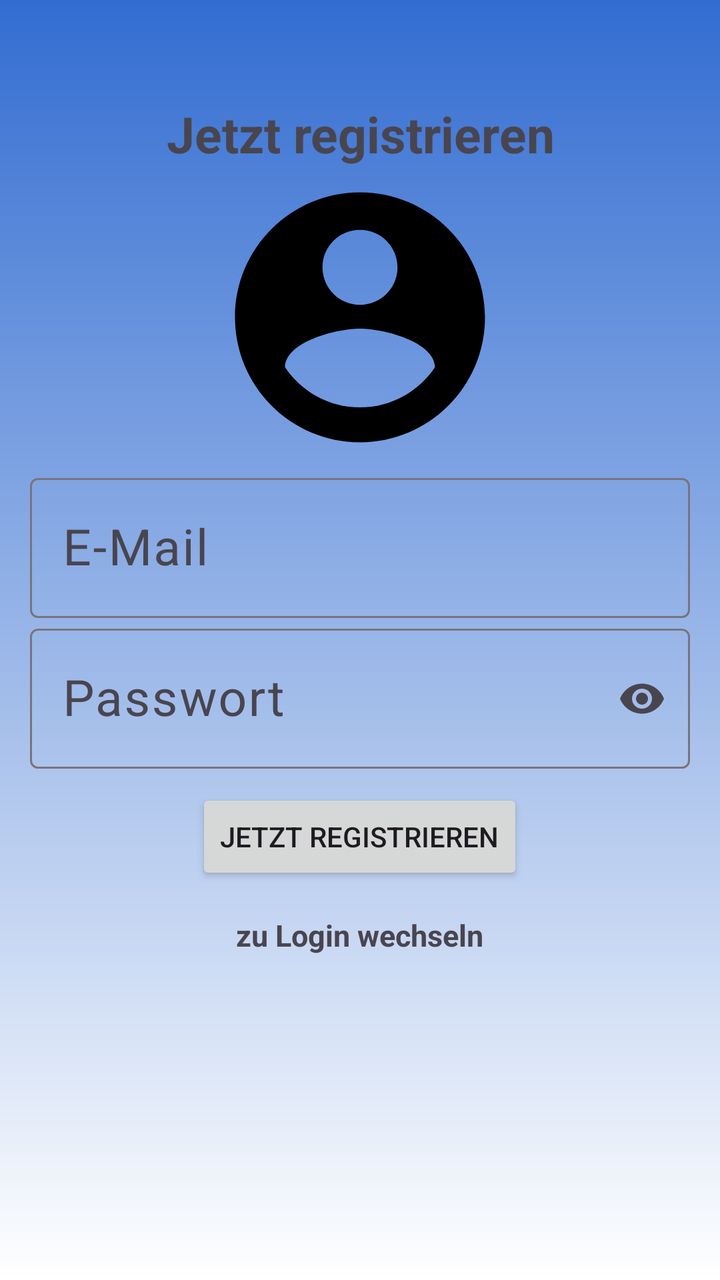
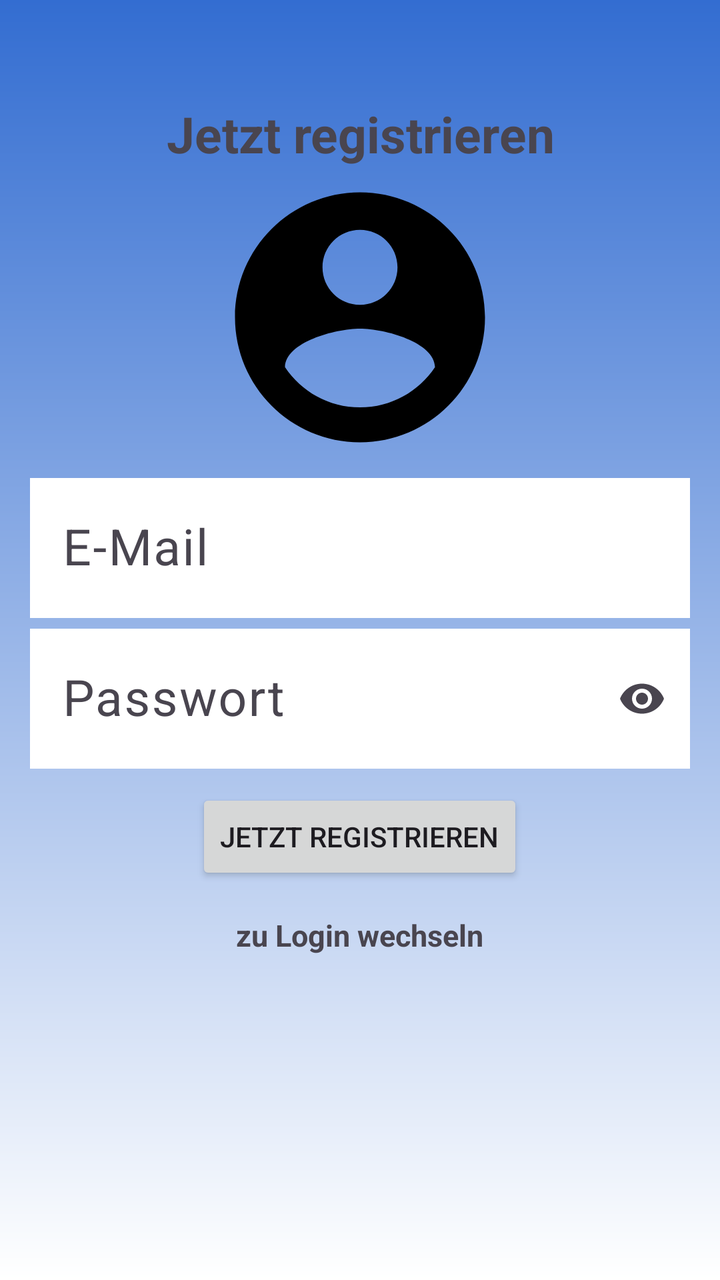

Compare the two renders of this Android layout. The source of the first and the diff that turns it into the second are given below.
<!-- AndroidManifest.xml: application theme Theme.EinkaufslisteAndroid -->
<!-- res/layout/activity_register.xml -->
<?xml version="1.0" encoding="utf-8"?>
<LinearLayout xmlns:android="http://schemas.android.com/apk/res/android"
    android:layout_width="match_parent"
    android:layout_height="match_parent"
    android:orientation="vertical"
    android:background="@drawable/login_background"
    xmlns:app="http://schemas.android.com/apk/res-auto">

    <TextView
        android:layout_width="match_parent"
        android:textStyle="bold"
        android:textSize="25sp"
        android:layout_marginTop="50dp"
        android:layout_height="wrap_content"
        android:gravity="center"
        android:text="@string/register"
        />

    <ImageView
        android:layout_width="150dp"
        android:layout_height="150dp"
        android:layout_gravity="center"
        android:src="@drawable/account_icon" />

    <com.google.android.material.textfield.TextInputLayout
        android:layout_width="match_parent"
        android:layout_height="wrap_content">

        <com.google.android.material.textfield.TextInputEditText
            android:id="@+id/emailText"
            android:layout_width="match_parent"
            android:layout_marginHorizontal="15dp"
            android:layout_height="70dp"
            android:hint="@string/e_mail"
            android:textColor="@color/black"
            android:textColorHint="@color/black"
            android:textSize="25sp"
            />
    </com.google.android.material.textfield.TextInputLayout>

    <com.google.android.material.textfield.TextInputLayout
        android:layout_width="match_parent"
        android:layout_height="wrap_content"
        app:endIconMode="password_toggle">

        <com.google.android.material.textfield.TextInputEditText
            android:id="@+id/passwordText"
            android:layout_width="match_parent"
            android:layout_height="70dp"
            android:layout_marginHorizontal="15dp"
            android:hint="@string/passwort"
            android:inputType="textPassword"
            android:textColor="@color/black"
            android:textColorHint="@color/black"
            android:textSize="25sp"
            android:layout_marginTop="5dp"
            />
    </com.google.android.material.textfield.TextInputLayout>

    <include android:id="@+id/validation_password"
        android:layout_width="match_parent"
        android:layout_height="wrap_content"
        layout="@layout/validation_password"
        android:layout_marginStart="15sp"
        android:visibility="gone">
    </include>

    <ProgressBar
        android:id="@+id/progressBar"
        android:layout_width="wrap_content"
        android:layout_height="wrap_content"
        android:layout_gravity="center"
        android:visibility="gone"/>

    <Button
        android:id="@+id/registerBtn"
        android:layout_width="wrap_content"
        android:layout_height="wrap_content"
        android:layout_gravity="center"
        android:text="@string/register"
        android:layout_marginTop="10dp"
        />

    <TextView
        android:id="@+id/loginNow"
        android:layout_marginTop="15dp"
        android:layout_width="wrap_content"
        android:layout_height="wrap_content"
        android:text="@string/klicke_hier_um_dich_zu_anmelden"
        android:layout_gravity="center"
        android:textSize="15sp"
        android:textStyle="bold"/>

</LinearLayout>
<!-- res/layout/validation_password.xml (included above) -->
<?xml version="1.0" encoding="utf-8"?>
<LinearLayout xmlns:android="http://schemas.android.com/apk/res/android"
    android:layout_width="match_parent"
    android:layout_height="match_parent"
    android:orientation="vertical"
    android:id="@+id/validation_password">

    <TextView
        android:id="@+id/checkLength"
        android:layout_width="wrap_content"
        android:layout_height="wrap_content"
        android:layout_marginBottom="8dp"
        android:text="@string/mindestens_8_zeichen"
        android:textStyle="bold"
        android:textColor="@android:color/holo_red_dark" />

    <TextView
        android:id="@+id/checkUppercase"
        android:layout_width="wrap_content"
        android:layout_height="wrap_content"
        android:layout_marginBottom="8dp"
        android:text="@string/mindestens_ein_gro_buchstabe"
        android:textStyle="bold"
        android:textColor="@android:color/holo_red_dark" />

    <TextView
        android:id="@+id/checkSpecialChar"
        android:layout_width="wrap_content"
        android:layout_height="wrap_content"
        android:layout_marginBottom="8dp"
        android:text="@string/mindestens_ein_sonderzeichen"
        android:textStyle="bold"
        android:textColor="@android:color/holo_red_dark" />

    <TextView
        android:id="@+id/checkNumber"
        android:layout_width="wrap_content"
        android:layout_height="wrap_content"
        android:text="@string/mindestens_eine_zahl"
        android:textStyle="bold"
        android:textColor="@android:color/holo_red_dark" />

</LinearLayout>
<!-- resources referenced by this layout -->
<resources>
  <color name="black">#FF000000</color>
  <!-- drawable account_icon (drawable) -->
  <vector xmlns:android="http://schemas.android.com/apk/res/android" android:height="24dp" android:tint="#000000" android:viewportHeight="24" android:viewportWidth="24" android:width="24dp">
        
      <path android:fillColor="@android:color/white" android:pathData="M12,2C6.48,2 2,6.48 2,12s4.48,10 10,10 10,-4.48 10,-10S17.52,2 12,2zM12,5c1.66,0 3,1.34 3,3s-1.34,3 -3,3 -3,-1.34 -3,-3 1.34,-3 3,-3zM12,19.2c-2.5,0 -4.71,-1.28 -6,-3.22 0.03,-1.99 4,-3.08 6,-3.08 1.99,0 5.97,1.09 6,3.08 -1.29,1.94 -3.5,3.22 -6,3.22z"/>
      
  </vector>
  <!-- drawable login_background (drawable) -->
  <?xml version="1.0" encoding="utf-8"?>
  <shape xmlns:android="http://schemas.android.com/apk/res/android">
  
      <gradient android:type="linear" android:angle="200"
          android:startColor="#336DD1" android:endColor="#FFFFFF"/>
  
  </shape>
  <string name="e_mail">E-Mail</string>
  <string name="klicke_hier_um_dich_zu_anmelden">zu Login wechseln</string>
  <string name="mindestens_8_zeichen">Mindestens 8 Zeichen</string>
  <string name="mindestens_ein_gro_buchstabe">Mindestens ein Großbuchstabe</string>
  <string name="mindestens_ein_sonderzeichen">Mindestens ein Sonderzeichen</string>
  <string name="mindestens_eine_zahl">Mindestens eine Zahl</string>
  <string name="passwort">Passwort</string>
  <string name="register">Jetzt registrieren</string>
  <style name="Theme.EinkaufslisteAndroid" parent="Base.Theme.EinkaufslisteAndroid" />
  <style name="Base.Theme.EinkaufslisteAndroid" parent="Theme.Material3.DayNight.NoActionBar">
          
          
      </style>
</resources>

<!-- the commit's change to res/layout/activity_register.xml (unified diff, before → after) -->
@@ -34,6 +34,7 @@
             android:hint="@string/e_mail"
             android:textColor="@color/black"
             android:textColorHint="@color/black"
+            android:background="@color/white"
             android:textSize="25sp"
             />
     </com.google.android.material.textfield.TextInputLayout>
@@ -52,6 +53,7 @@
             android:inputType="textPassword"
             android:textColor="@color/black"
             android:textColorHint="@color/black"
+            android:background="@color/white"
             android:textSize="25sp"
             android:layout_marginTop="5dp"
             />
<!-- resource entries referenced after the edit -->
@@ -1,6 +1,7 @@
 <!-- resources referenced by this layout -->
 <resources>
   <color name="black">#FF000000</color>
+  <color name="white">#FFFFFFFF</color>
   <!-- drawable account_icon (drawable) -->
   <vector xmlns:android="http://schemas.android.com/apk/res/android" android:height="24dp" android:tint="#000000" android:viewportHeight="24" android:viewportWidth="24" android:width="24dp">
         
